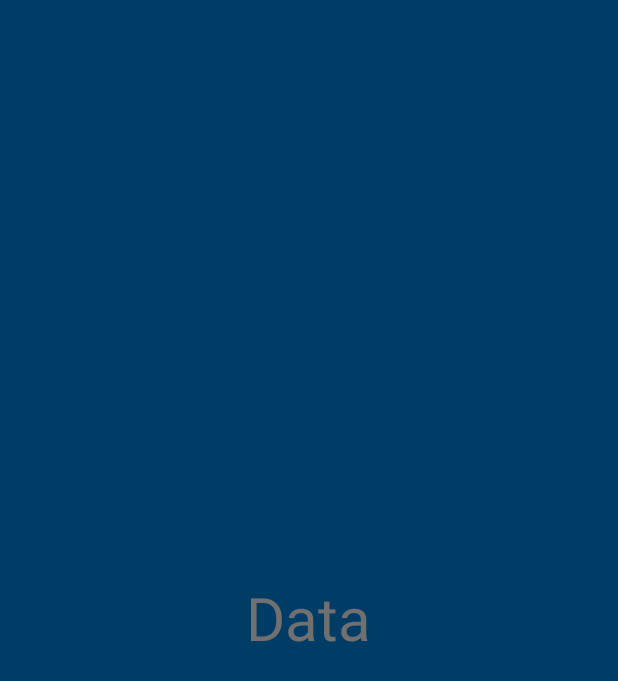
After one commit to mohamed-shaar/PatientHistory, an Android app: the fragment DataFragment shown on its own in the app's theme, on a phone screen of 412 x 824 dp. The commit adds this screen. Shown: the top 681 px of the screen. Run offline under Robolectric (Android 15) with nearby library versions, the phone set to English and light mode, and no system bars.

Commit message:
implemented patient view

```diff
--- /dev/null
+++ b/app/src/main/java/com/example/patienthistory/fragments/DataFragment.java
@@ -0,0 +1,20 @@
+package com.example.patienthistory.fragments;
+
+import android.os.Bundle;
+import android.view.LayoutInflater;
+import android.view.View;
+import android.view.ViewGroup;
+
+import com.example.patienthistory.R;
+
+import androidx.annotation.NonNull;
+import androidx.annotation.Nullable;
+import androidx.fragment.app.Fragment;
+
+public class DataFragment extends Fragment {
+    @Nullable
+    @Override
+    public View onCreateView(@NonNull LayoutInflater inflater, @Nullable ViewGroup container, @Nullable Bundle savedInstanceState) {
+        return inflater.inflate(R.layout.fragment_data, container, false);
+    }
+}
--- a/app/src/main/java/com/example/patienthistory/user_activities/DoctorActivity.java
+++ b/app/src/main/java/com/example/patienthistory/user_activities/DoctorActivity.java
@@ -45,6 +45,7 @@ public class DoctorActivity extends AppCompatActivity {
                             break;
                         case R.id.doctor_chats:
                             fragment = new ChatFragment();
+                            break;
                     }
                     getSupportFragmentManager().beginTransaction().replace(R.id.doctor_frame_layout, fragment).commit();
                     return true;
--- /dev/null
+++ b/app/src/main/res/layout/fragment_data.xml
@@ -0,0 +1,15 @@
+<?xml version="1.0" encoding="utf-8"?>
+<RelativeLayout xmlns:android="http://schemas.android.com/apk/res/android"
+    android:layout_width="match_parent"
+    android:layout_height="match_parent"
+    android:background="@color/blueDark">
+
+    <TextView
+        android:layout_width="wrap_content"
+        android:layout_height="wrap_content"
+        android:layout_centerInParent="true"
+        android:text="@string/data"
+        android:textColor="@color/grey"
+        android:textSize="40sp" />
+
+</RelativeLayout>
```
Also changed, not shown: app/src/main/java/com/example/patienthistory/fragments/FindFragment.java (added, +20 -0 lines), app/src/main/java/com/example/patienthistory/user_activities/PatientActivity.java (+35 -0 lines), app/src/main/res/layout/fragment_find.xml (added, +15 -0 lines).
